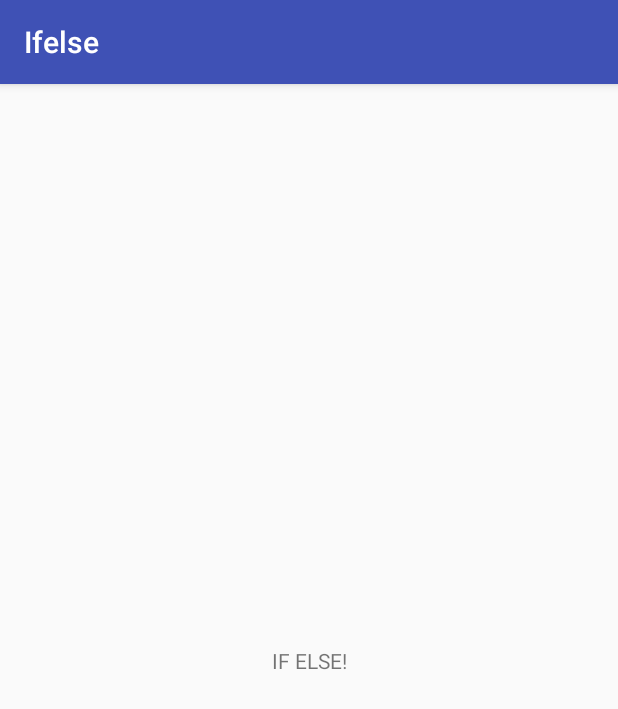
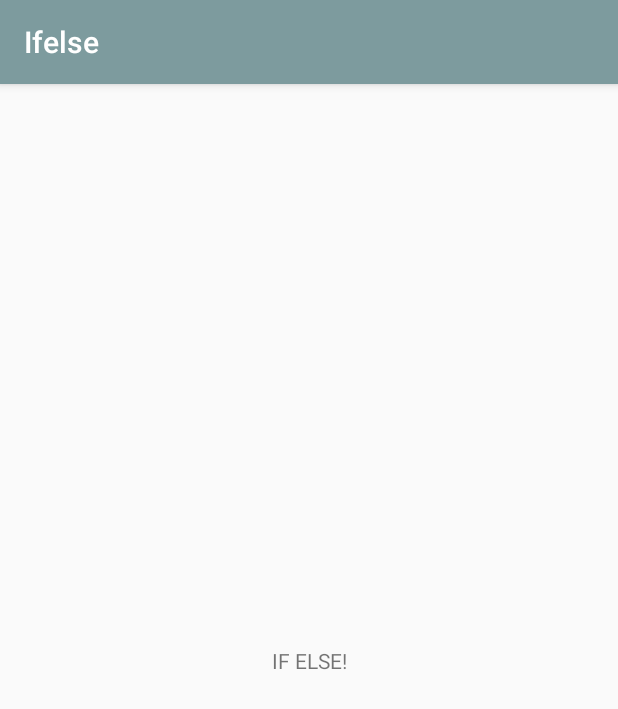
Before and after one commit to SocialAppProject/ifelse, an Android app: the screen it shows after launch (SplashActivity before the commit, MainActivity after it), on a phone screen of 412 x 824 dp. Shown: the top 709 px of the screen. Run offline under Robolectric (Android 15) with nearby library versions, the phone set to English and light mode, and no system bars.

Commit message:
10/01 Update
icon 변경
splash screen 구현

```diff
--- a/app/src/main/AndroidManifest.xml
+++ b/app/src/main/AndroidManifest.xml
@@ -9,7 +9,8 @@
         android:roundIcon="@mipmap/ic_launcher_round"
         android:supportsRtl="true"
         android:theme="@style/AppTheme">
-        <activity android:name=".SplashActivity">
+        <activity android:name=".MainActivity"
+            android:theme="@style/SplashTheme">
             <intent-filter>
                 <action android:name="android.intent.action.MAIN" />
 
--- /dev/null
+++ b/app/src/main/java/com/socialappproject/ifelse/MainActivity.java
@@ -0,0 +1,21 @@
+package com.socialappproject.ifelse;
+
+import android.os.SystemClock;
+import android.support.v7.app.AppCompatActivity;
+import android.os.Bundle;
+
+public class MainActivity extends AppCompatActivity {
+
+    @Override
+    protected void onCreate(Bundle savedInstanceState) {
+        endSplash();
+        super.onCreate(savedInstanceState);
+        setContentView(R.layout.activity_main);
+    }
+
+    private void endSplash() { // splash 이미지로 앱이 시작하여 2초 유지 후 본래 테마로 복귀
+        SystemClock.sleep(2000);
+        setTheme(R.style.AppTheme);
+    }
+
+}
--- a/app/src/main/java/com/socialappproject/ifelse/SplashActivity.java
+++ /dev/null
@@ -1,13 +0,0 @@
-package com.socialappproject.ifelse;
-
-import android.support.v7.app.AppCompatActivity;
-import android.os.Bundle;
-
-public class SplashActivity extends AppCompatActivity {
-
-    @Override
-    protected void onCreate(Bundle savedInstanceState) {
-        super.onCreate(savedInstanceState);
-        setContentView(R.layout.activity_splash);
-    }
-}
--- a/app/src/main/res/layout/activity_splash.xml
+++ b/app/src/main/res/layout/activity_main.xml
@@ -4,7 +4,7 @@
     xmlns:tools="http://schemas.android.com/tools"
     android:layout_width="match_parent"
     android:layout_height="match_parent"
-    tools:context="com.socialappproject.ifelse.SplashActivity">
+    tools:context="com.socialappproject.ifelse.MainActivity">
 
     <TextView
         android:layout_width="wrap_content"
--- a/app/src/main/res/values/colors.xml
+++ b/app/src/main/res/values/colors.xml
@@ -1,6 +1,6 @@
 <?xml version="1.0" encoding="utf-8"?>
 <resources>
-    <color name="colorPrimary">#3F51B5</color>
-    <color name="colorPrimaryDark">#303F9F</color>
+    <color name="colorPrimary">#7D9B9E</color>
+    <color name="colorPrimaryDark">#6A8487</color>
     <color name="colorAccent">#FF4081</color>
 </resources>
--- a/app/src/main/res/values/styles.xml
+++ b/app/src/main/res/values/styles.xml
@@ -8,4 +8,10 @@
         <item name="colorAccent">@color/colorAccent</item>
     </style>
 
+    <style name="SplashTheme" parent="AppTheme">
+        <item name="windowNoTitle">true</item>
+        <item name="windowActionBar">false</item>
+        <item name="android:windowBackground">@drawable/splash_image</item>
+    </style>
+
 </resources>
```
Also changed, not shown: app/src/main/res/drawable/splash_image.png (added), app/src/main/res/mipmap-hdpi/ic_launcher.png, app/src/main/res/mipmap-hdpi/ic_launcher_round.png, app/src/main/res/mipmap-mdpi/ic_launcher.png, app/src/main/res/mipmap-mdpi/ic_launcher_round.png, app/src/main/res/mipmap-xhdpi/ic_launcher.png, app/src/main/res/mipmap-xhdpi/ic_launcher_round.png, app/src/main/res/mipmap-xxhdpi/ic_launcher.png, app/src/main/res/mipmap-xxhdpi/ic_launcher_round.png, app/src/main/res/mipmap-xxxhdpi/ic_launcher.png, app/src/main/res/mipmap-xxxhdpi/ic_launcher_round.png.
